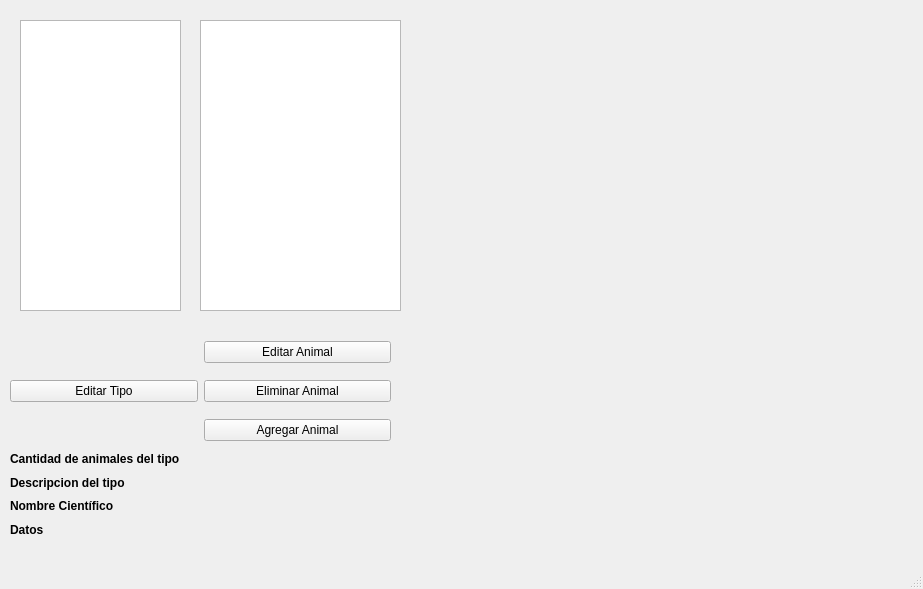
First picture: the form in mainwindow.ui, repository maravenag/trabajo_final_taller, before the edit.
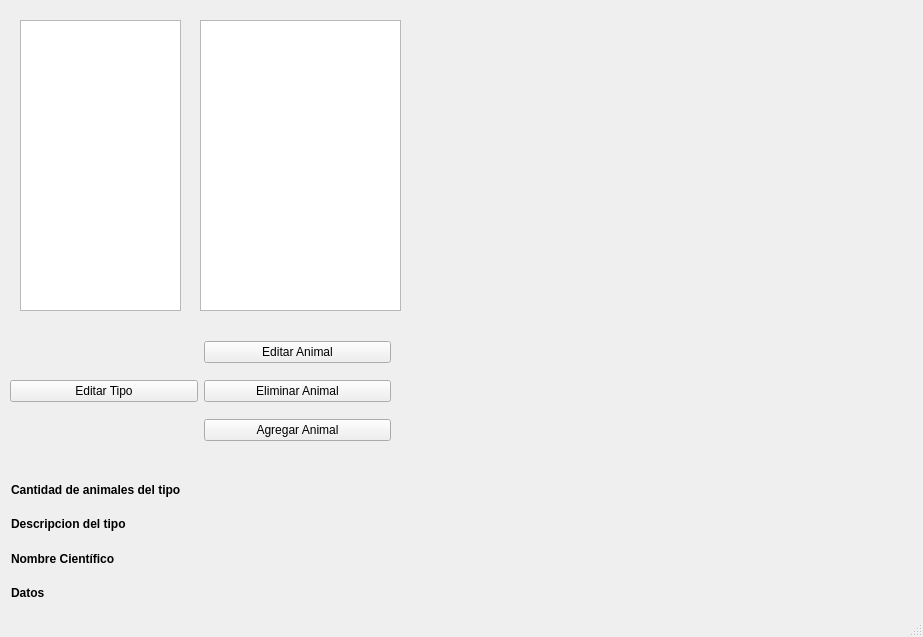
Second picture: the form after the edit.

```diff
--- a/mainwindow.ui
+++ b/mainwindow.ui
@@ -7,7 +7,7 @@
     <x>0</x>
     <y>0</y>
     <width>923</width>
-    <height>589</height>
+    <height>637</height>
    </rect>
   </property>
   <property name="windowTitle">
@@ -40,116 +40,6 @@
      <enum>QAbstractItemView::SingleSelection</enum>
     </property>
    </widget>
-   <widget class="QWidget" name="layoutWidget">
-    <property name="geometry">
-     <rect>
-      <x>10</x>
-      <y>450</y>
-      <width>210</width>
-      <height>88</height>
-     </rect>
-    </property>
-    <layout class="QVBoxLayout" name="verticalLayout_2">
-     <item>
-      <widget class="QLabel" name="label_4">
-       <property name="font">
-        <font>
-         <weight>75</weight>
-         <bold>true</bold>
-        </font>
-       </property>
-       <property name="text">
-        <string>Cantidad de animales del tipo</string>
-       </property>
-      </widget>
-     </item>
-     <item>
-      <widget class="QLabel" name="label">
-       <property name="font">
-        <font>
-         <weight>75</weight>
-         <bold>true</bold>
-        </font>
-       </property>
-       <property name="text">
-        <string>Descripcion del tipo</string>
-       </property>
-      </widget>
-     </item>
-     <item>
-      <widget class="QLabel" name="label_2">
-       <property name="font">
-        <font>
-         <weight>75</weight>
-         <bold>true</bold>
-        </font>
-       </property>
-       <property name="text">
-        <string>Nombre Científico</string>
-       </property>
-      </widget>
-     </item>
-     <item>
-      <widget class="QLabel" name="label_3">
-       <property name="font">
-        <font>
-         <weight>75</weight>
-         <bold>true</bold>
-        </font>
-       </property>
-       <property name="text">
-        <string>Datos</string>
-       </property>
-      </widget>
-     </item>
-    </layout>
-   </widget>
-   <widget class="QWidget" name="layoutWidget">
-    <property name="geometry">
-     <rect>
-      <x>230</x>
-      <y>450</y>
-      <width>561</width>
-      <height>88</height>
-     </rect>
-    </property>
-    <layout class="QVBoxLayout" name="verticalLayout">
-     <item>
-      <widget class="QLabel" name="lbl_cant_ani">
-       <property name="text">
-        <string/>
-       </property>
-      </widget>
-     </item>
-     <item>
-      <widget class="QLabel" name="label_descripcion_tipo">
-       <property name="lineWidth">
-        <number>1</number>
-       </property>
-       <property name="text">
-        <string/>
-       </property>
-       <property name="scaledContents">
-        <bool>false</bool>
-       </property>
-      </widget>
-     </item>
-     <item>
-      <widget class="QLabel" name="label_nombre_cientifico">
-       <property name="text">
-        <string/>
-       </property>
-      </widget>
-     </item>
-     <item>
-      <widget class="QLabel" name="label_datos">
-       <property name="text">
-        <string/>
-       </property>
-      </widget>
-     </item>
-    </layout>
-   </widget>
    <widget class="QWidget" name="layoutWidget">
     <property name="geometry">
      <rect>
@@ -204,6 +94,146 @@
      </rect>
     </property>
    </widget>
+   <widget class="QLabel" name="label">
+    <property name="geometry">
+     <rect>
+      <x>11</x>
+      <y>515</y>
+      <width>143</width>
+      <height>17</height>
+     </rect>
+    </property>
+    <property name="font">
+     <font>
+      <weight>75</weight>
+      <bold>true</bold>
+     </font>
+    </property>
+    <property name="text">
+     <string>Descripcion del tipo</string>
+    </property>
+   </widget>
+   <widget class="QLabel" name="label_2">
+    <property name="geometry">
+     <rect>
+      <x>11</x>
+      <y>550</y>
+      <width>131</width>
+      <height>17</height>
+     </rect>
+    </property>
+    <property name="font">
+     <font>
+      <weight>75</weight>
+      <bold>true</bold>
+     </font>
+    </property>
+    <property name="text">
+     <string>Nombre Científico</string>
+    </property>
+   </widget>
+   <widget class="QLabel" name="label_3">
+    <property name="geometry">
+     <rect>
+      <x>11</x>
+      <y>584</y>
+      <width>43</width>
+      <height>17</height>
+     </rect>
+    </property>
+    <property name="font">
+     <font>
+      <weight>75</weight>
+      <bold>true</bold>
+     </font>
+    </property>
+    <property name="text">
+     <string>Datos</string>
+    </property>
+   </widget>
+   <widget class="QLabel" name="label_4">
+    <property name="geometry">
+     <rect>
+      <x>11</x>
+      <y>481</y>
+      <width>212</width>
+      <height>17</height>
+     </rect>
+    </property>
+    <property name="font">
+     <font>
+      <weight>75</weight>
+      <bold>true</bold>
+     </font>
+    </property>
+    <property name="text">
+     <string>Cantidad de animales del tipo</string>
+    </property>
+   </widget>
+   <widget class="QWidget" name="layoutWidget">
+    <property name="geometry">
+     <rect>
+      <x>230</x>
+      <y>480</y>
+      <width>671</width>
+      <height>121</height>
+     </rect>
+    </property>
+    <layout class="QVBoxLayout" name="verticalLayout">
+     <item>
+      <widget class="QLabel" name="lbl_cant_ani">
+       <property name="text">
+        <string/>
+       </property>
+       <property name="textFormat">
+        <enum>Qt::PlainText</enum>
+       </property>
+      </widget>
+     </item>
+     <item>
+      <widget class="QLabel" name="label_descripcion_tipo">
+       <property name="lineWidth">
+        <number>1</number>
+       </property>
+       <property name="text">
+        <string/>
+       </property>
+       <property name="textFormat">
+        <enum>Qt::PlainText</enum>
+       </property>
+       <property name="scaledContents">
+        <bool>false</bool>
+       </property>
+      </widget>
+     </item>
+     <item>
+      <widget class="QLabel" name="label_nombre_cientifico">
+       <property name="text">
+        <string/>
+       </property>
+       <property name="textFormat">
+        <enum>Qt::PlainText</enum>
+       </property>
+      </widget>
+     </item>
+     <item>
+      <widget class="QLabel" name="label_datos">
+       <property name="text">
+        <string/>
+       </property>
+       <property name="textFormat">
+        <enum>Qt::PlainText</enum>
+       </property>
+       <property name="wordWrap">
+        <bool>true</bool>
+       </property>
+       <property name="margin">
+        <number>0</number>
+       </property>
+      </widget>
+     </item>
+    </layout>
+   </widget>
   </widget>
   <widget class="QStatusBar" name="statusbar"/>
  </widget>
```
